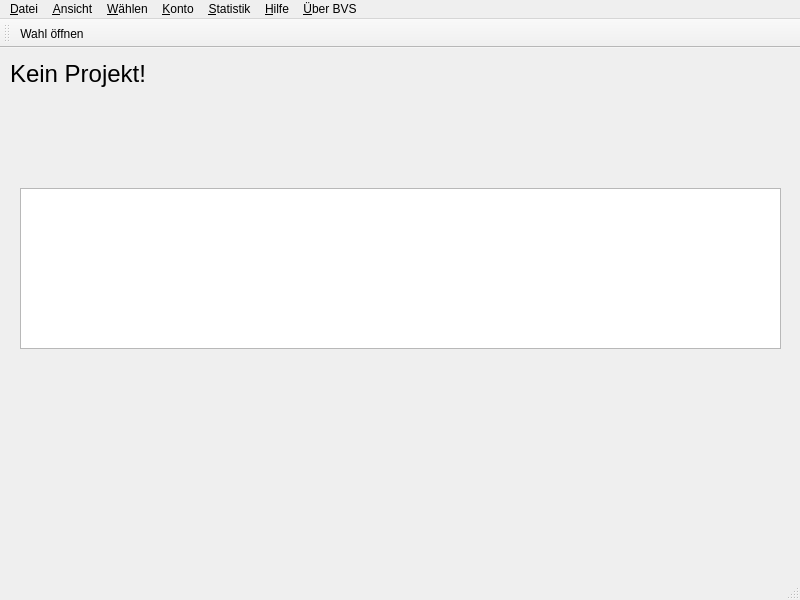
Old version of the form bvs_wallet.ui in the repository BlockchainVotingOrganisation/bvs_gui.
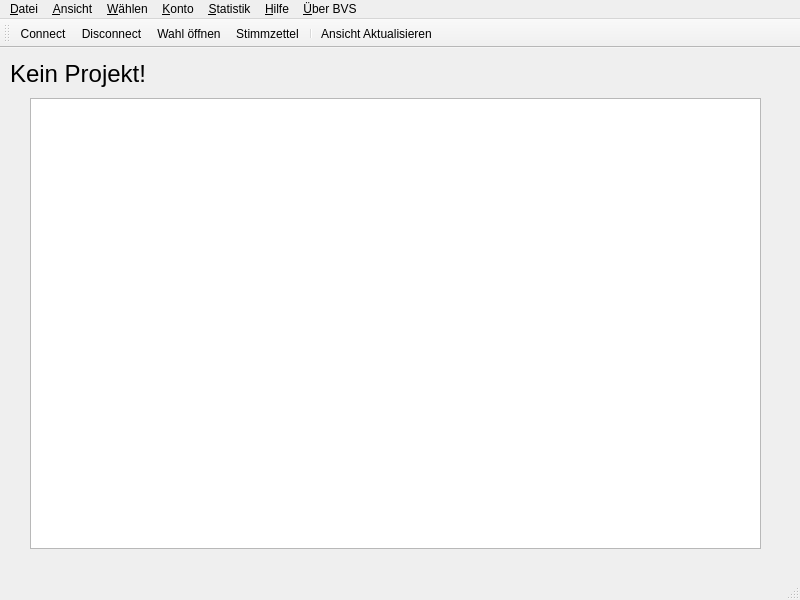
New version of the form.

Commit message: Add streamitems in projectRepository Add class settingsdialog sttingsdialog

The edit to the form file:
```diff
--- a/bvs_wallet.ui
+++ b/bvs_wallet.ui
@@ -13,6 +13,9 @@
   <property name="windowTitle">
    <string>BVS Client</string>
   </property>
+  <property name="styleSheet">
+   <string notr="true"/>
+  </property>
   <widget class="QWidget" name="centralwidget">
    <widget class="QLabel" name="label">
     <property name="geometry">
@@ -32,13 +35,13 @@
      <string>Kein Projekt!</string>
     </property>
    </widget>
-   <widget class="QPlainTextEdit" name="plainTextEdit">
+   <widget class="QListWidget" name="listWidget">
     <property name="geometry">
      <rect>
-      <x>20</x>
-      <y>140</y>
-      <width>761</width>
-      <height>161</height>
+      <x>30</x>
+      <y>50</y>
+      <width>731</width>
+      <height>451</height>
      </rect>
     </property>
    </widget>
@@ -114,7 +117,12 @@
    <attribute name="toolBarBreak">
     <bool>false</bool>
    </attribute>
+   <addaction name="action_Connect"/>
+   <addaction name="actionDisconnect"/>
    <addaction name="actionAuswaehlen"/>
+   <addaction name="action_Stimmzettel"/>
+   <addaction name="separator"/>
+   <addaction name="actionAktualisieren"/>
   </widget>
   <action name="action_Beenden">
    <property name="text">
@@ -154,6 +162,26 @@
     <string>Neu</string>
    </property>
   </action>
+  <action name="actionAktualisieren">
+   <property name="text">
+    <string>Ansicht Aktualisieren</string>
+   </property>
+  </action>
+  <action name="action_Connect">
+   <property name="text">
+    <string>&amp;Connect</string>
+   </property>
+  </action>
+  <action name="actionDisconnect">
+   <property name="text">
+    <string>&amp;Disconnect</string>
+   </property>
+  </action>
+  <action name="action_Stimmzettel">
+   <property name="text">
+    <string>&amp;Stimmzettel</string>
+   </property>
+  </action>
  </widget>
  <resources/>
  <connections/>
```
Left out of the diff: 6 changed lines with no effect on the pictures. The commit also changes 11 other files.
